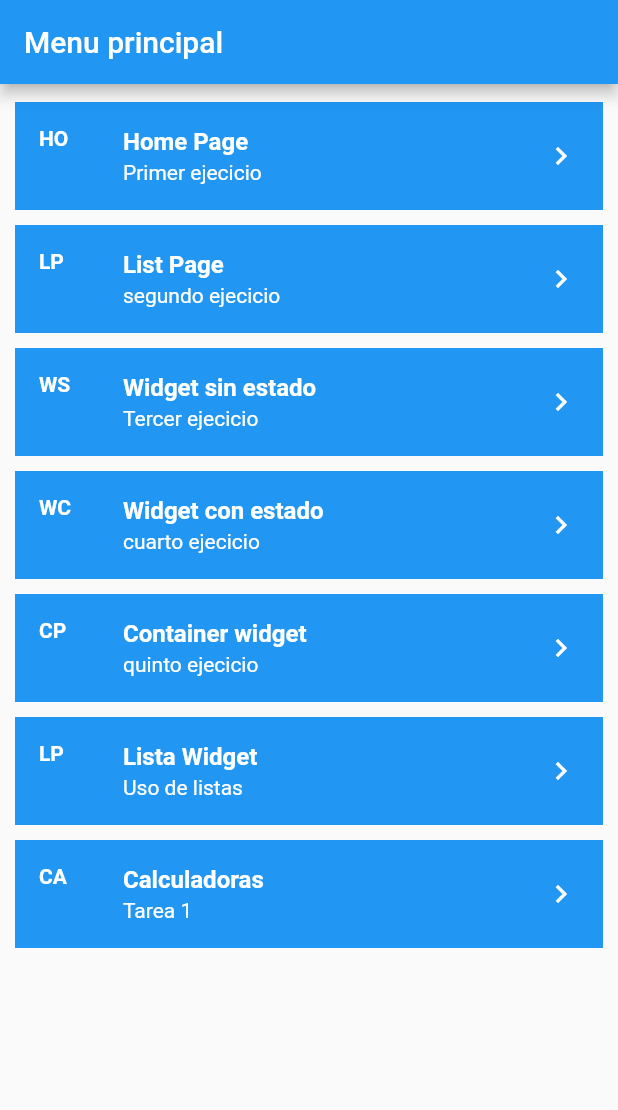
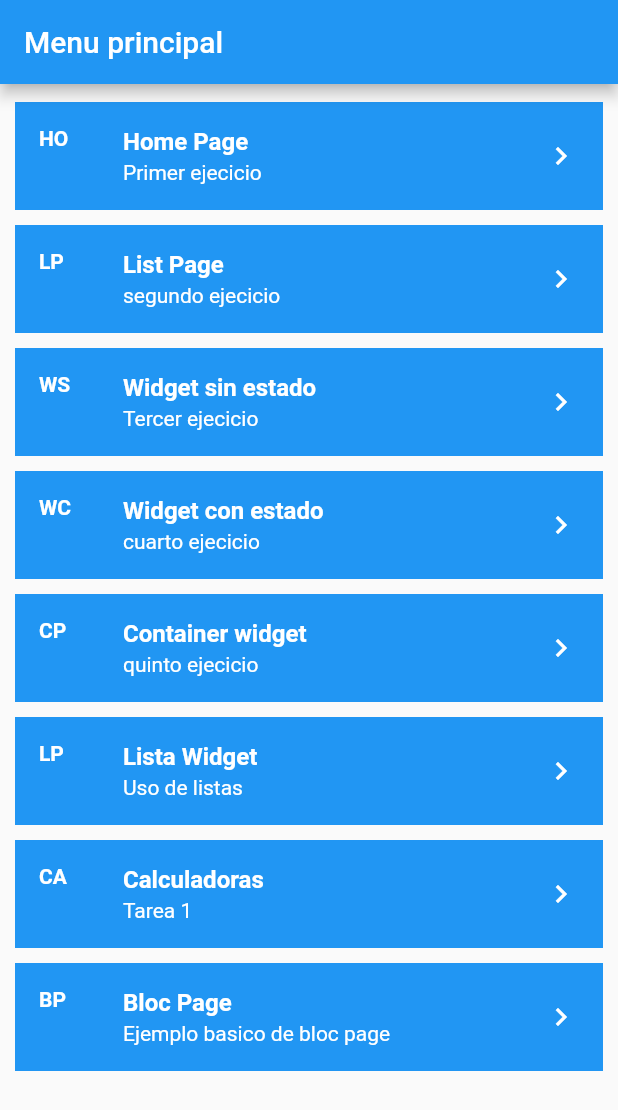
Before and after one commit to klauscj1/capacitacion_icreativa_flutter, a Flutter app: the screen it shows after launch, on a phone screen of 412 x 824 dp. Shown: the top 1110 px of the screen. Run offline on Flutter 3.47's test engine with Material 2 defaults, Android fonts, the phone set to English and light mode, and no system bars; our stand-ins replace math_expressions, rxdart.

Commit message:
BLoC pattern

```diff
--- /dev/null
+++ b/lib/bloc/bloc_page_bloc.dart
@@ -0,0 +1,14 @@
+import 'dart:async';
+import 'package:rxdart/rxdart.dart';
+
+class BlocPageBloc {
+  //final _contadorController = StreamController<int>();
+  final _contadorController = BehaviorSubject<int>();
+  Stream<int> get contadorStream => _contadorController.stream;
+  Function(int) get cambiarContador => _contadorController.sink.add;
+  int get contador => _contadorController.value;
+
+  dispose() {
+    _contadorController?.close();
+  }
+}
--- /dev/null
+++ b/lib/bloc/provider.dart
@@ -0,0 +1,23 @@
+import 'package:clase_2/bloc/bloc_page_bloc.dart';
+import 'package:flutter/material.dart';
+
+class Provider extends InheritedWidget {
+  static Provider _instancia;
+  final contadorBloc = BlocPageBloc();
+
+  factory Provider({Key key, Widget child}) {
+    if (_instancia == null) {
+      _instancia = new Provider._internal(key: key, child: child);
+    }
+    return _instancia;
+  }
+
+  Provider._internal({Key key, Widget child}) : super(key: key, child: child);
+
+  @override
+  bool updateShouldNotify(InheritedWidget oldWidget) => true;
+
+  static BlocPageBloc getContadorBloc(BuildContext context) {
+    return context.dependOnInheritedWidgetOfExactType<Provider>().contadorBloc;
+  }
+}
--- a/lib/main.dart
+++ b/lib/main.dart
@@ -1,3 +1,4 @@
+import 'package:clase_2/bloc/provider.dart';
 import 'package:clase_2/ui/pages/menu_page.dart';
 import 'package:flutter/material.dart';
 
@@ -6,10 +7,12 @@ void main() => runApp(MyApp());
 class MyApp extends StatelessWidget {
   @override
   Widget build(BuildContext context) {
-    return MaterialApp(
-      debugShowCheckedModeBanner: false,
-      title: 'Clase 2',
-      home: MenuPage(),
+    return Provider(
+      child: MaterialApp(
+        debugShowCheckedModeBanner: false,
+        title: 'Clase 2',
+        home: MenuPage(),
+      ),
     );
   }
 }
--- /dev/null
+++ b/lib/ui/pages/bloc_page.dart
@@ -0,0 +1,43 @@
+import 'package:clase_2/bloc/bloc_page_bloc.dart';
+import 'package:clase_2/bloc/provider.dart';
+import 'package:flutter/material.dart';
+
+class BlocPage extends StatelessWidget {
+  @override
+  Widget build(BuildContext context) {
+    print('se redibuja');
+    final bloc = Provider.getContadorBloc(context);
+    bloc.cambiarContador(0);
+    return Scaffold(
+      appBar: AppBar(
+        title: Text('Bloc page'),
+      ),
+      body: _cuerpo(context, bloc),
+      floatingActionButton: FloatingActionButton(
+        onPressed: () {
+          bloc.cambiarContador(bloc.contador + 1);
+        },
+        child: Icon(Icons.add),
+      ),
+    );
+  }
+
+  Widget _cuerpo(BuildContext context, BlocPageBloc bloc) {
+    return Center(
+      child: StreamBuilder(
+        stream: bloc.contadorStream,
+        //initialData: 0,
+        builder: (BuildContext context, AsyncSnapshot<int> snapshot) {
+          if (snapshot.hasError) {
+            return Text('Error');
+          } else {
+            return Text(
+              '${snapshot.data}',
+              style: TextStyle(fontSize: 40),
+            );
+          }
+        },
+      ),
+    );
+  }
+}
--- a/lib/ui/pages/calculadora_lina.dart
+++ b/lib/ui/pages/calculadora_lina.dart
@@ -78,6 +78,7 @@ class _CalculadoraLinaState extends State<CalculadoraLina> {
 
   @override
   Widget build(BuildContext context) {
+    print('Se redibuja');
     return new Scaffold(
         appBar: new AppBar(),
         body: new Container(
--- a/lib/ui/pages/menu_page.dart
+++ b/lib/ui/pages/menu_page.dart
@@ -1,3 +1,4 @@
+import 'package:clase_2/ui/pages/bloc_page.dart';
 import 'package:clase_2/ui/pages/calculador_menu.dart';
 import 'package:clase_2/ui/pages/con_estado.dart';
 import 'package:clase_2/ui/pages/container_page.dart';
@@ -62,6 +63,12 @@ class MenuPage extends StatelessWidget {
               titulo: 'Calculadoras ',
               subtitulo: 'Tarea 1',
             ),
+            MenuItem(
+              pagina: BlocPage(),
+              leading: 'BP',
+              titulo: 'Bloc Page ',
+              subtitulo: 'Ejemplo basico de bloc page',
+            ),
           ],
         ),
       ),
--- a/pubspec.yaml
+++ b/pubspec.yaml
@@ -28,6 +28,7 @@ dependencies:
   # Use with the CupertinoIcons class for iOS style icons.
   cupertino_icons: ^0.1.3
   math_expressions: ^2.0.1
+  rxdart: ^0.24.1
 
 dev_dependencies:
   flutter_test:
```
Also changed, not shown: pubspec.lock.
